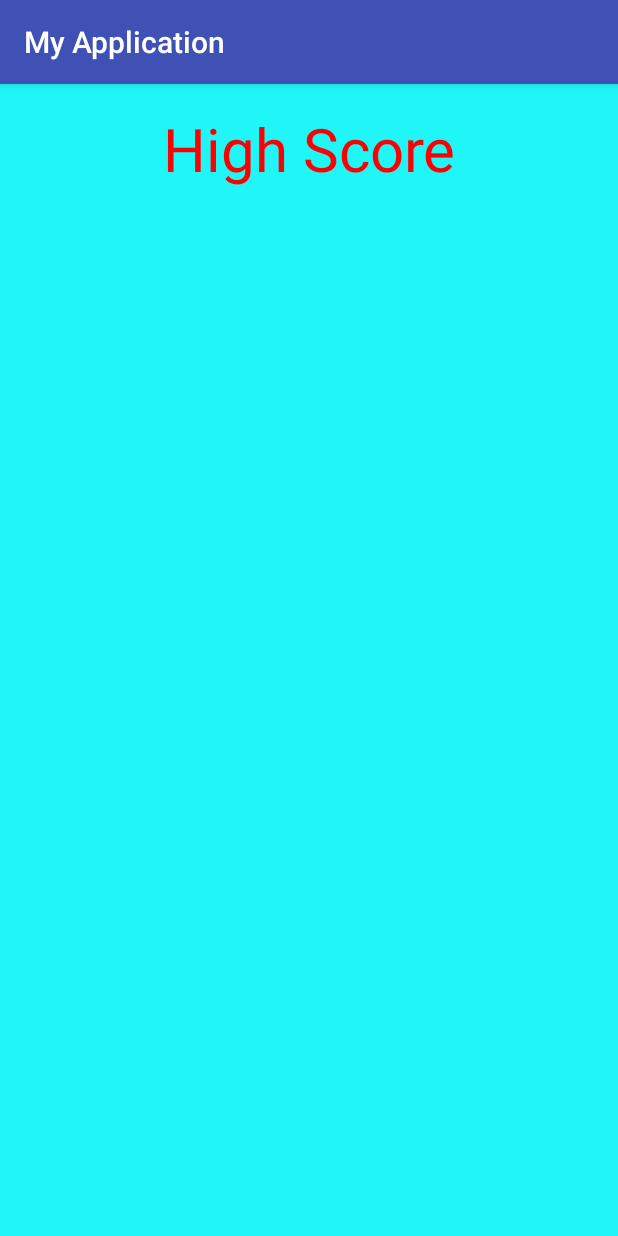
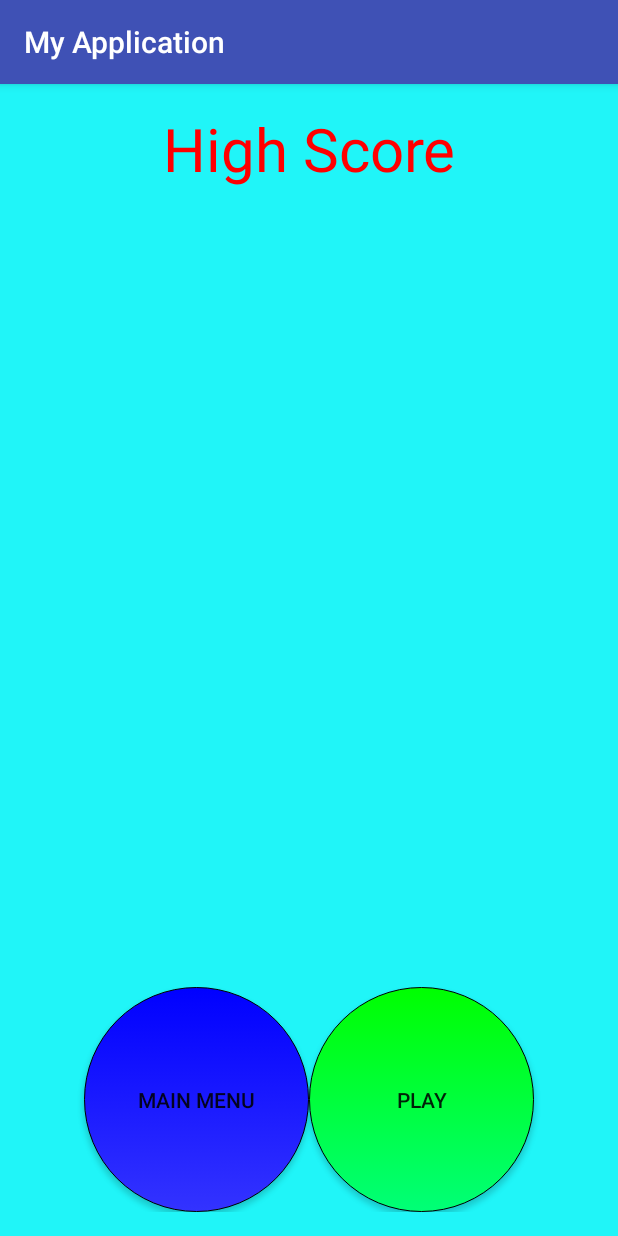
Before and after one commit to Rivalremi/Appz, an Android app: the HighScoreShow screen opened directly, with no data from a screen before it, on a phone screen of 412 x 824 dp. Run offline under Robolectric (Android 15) with nearby library versions, the phone set to English and light mode, and no system bars.

Commit message:
Added Transition animation and buttons

```diff
--- a/app/src/main/java/com/example/admin/myapplication/HighScoreShow.java
+++ b/app/src/main/java/com/example/admin/myapplication/HighScoreShow.java
@@ -1,9 +1,11 @@
 package com.example.admin.myapplication;
 
 import android.content.Context;
+import android.content.Intent;
 import android.content.SharedPreferences;
 import android.support.v7.app.AppCompatActivity;
 import android.os.Bundle;
+import android.view.View;
 import android.widget.ArrayAdapter;
 import android.widget.ListView;
 
@@ -19,6 +21,9 @@ public class HighScoreShow extends AppCompatActivity {
     SharedPreferences.Editor ScoreEdit;
     Bundle Extras;
 
+    Intent toMenu;
+    Intent toGame;
+
 
     @Override
     protected void onCreate(Bundle savedInstanceState) {
@@ -33,6 +38,8 @@ public class HighScoreShow extends AppCompatActivity {
             int y = Extras.getInt("Score");
             AddScore(Extras.getString("Name"),Extras.getInt("Score"));
         }
+        toGame = new Intent(this, MainActivity.class);
+        toMenu = new Intent(this, MainMenu.class);
     }
 
     public String getScores(){
@@ -76,4 +83,14 @@ public class HighScoreShow extends AppCompatActivity {
         AddScore(Extras.getString("Name") , Extras.getInt("Score"));
         super.onDestroy();
     }
+
+    public void backToMenu(View v){
+        startActivity(toMenu);
+        overridePendingTransition(R.anim.slide_in,R.anim.slide_out_right);
+        finish();
+    }
+    public void backToGame(View v){
+        startActivity(toGame);
+        overridePendingTransition(R.anim.slide_in_right,R.anim.slide_out_left);
+    }
 }
--- a/app/src/main/res/layout/activity_high_score_show.xml
+++ b/app/src/main/res/layout/activity_high_score_show.xml
@@ -22,6 +22,24 @@
         android:id="@+id/HighScore"
         android:layout_width="match_parent"
         android:layout_height="match_parent"
-        ></ListView>
+        android:layout_weight="1"></ListView>
+    <LinearLayout
+        android:layout_width="match_parent"
+        android:layout_height="wrap_content"
+        android:orientation="horizontal"
+        android:gravity="center">
+        <Button android:onClick="backToMenu"
+            android:layout_gravity="center"
+            android:layout_width="150sp"
+            android:layout_height="150sp"
+            android:text="Main Menu"
+            android:background="@drawable/shapeblue" />
+        <Button android:onClick="backToGame"
+            android:layout_gravity="center"
+            android:layout_width="150sp"
+            android:layout_height="150sp"
+            android:text="Play"
+            android:background="@drawable/shapegreen" />
+    </LinearLayout>
 
 </LinearLayout>
```
